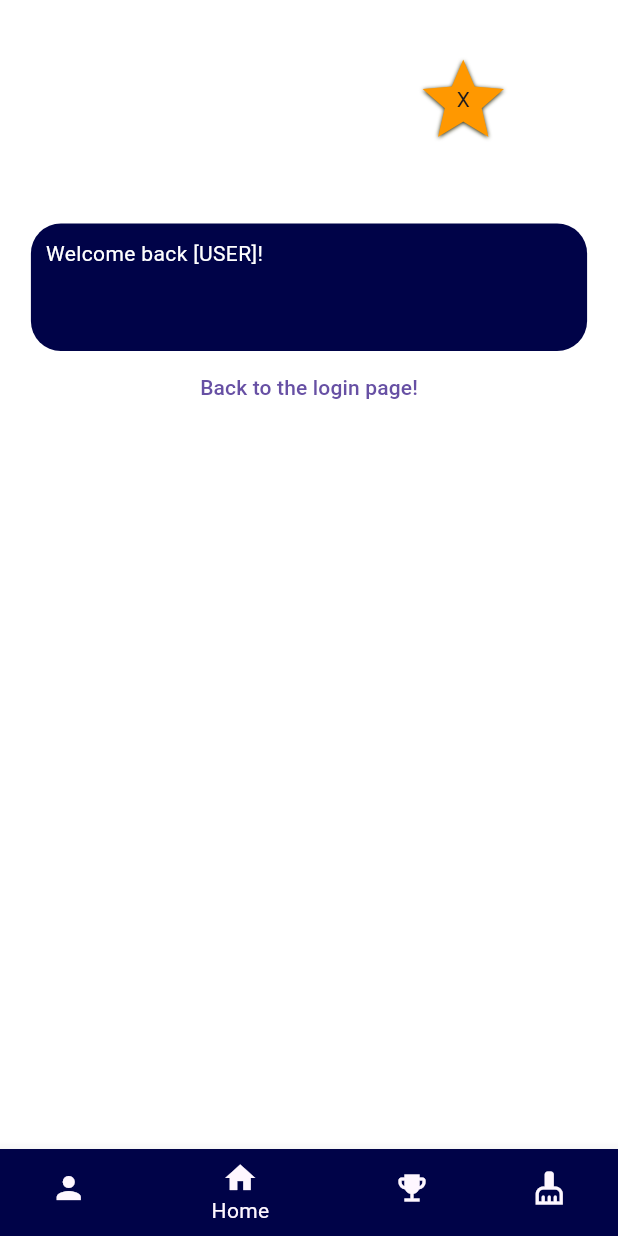
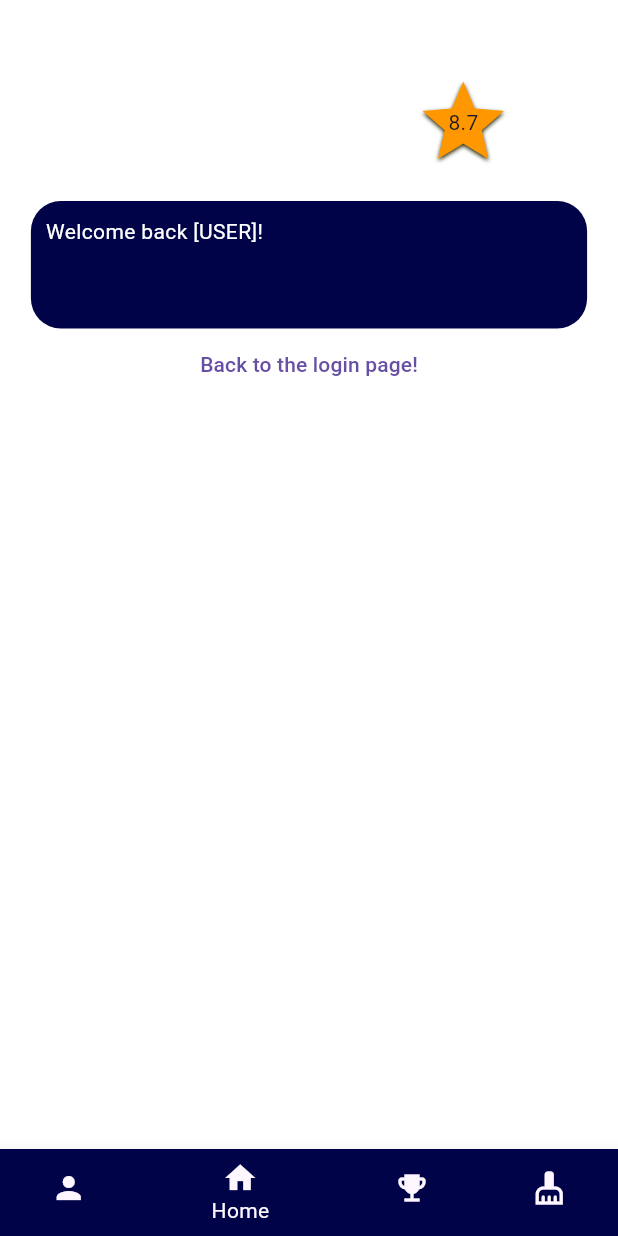
Before and after one commit to NikoItanen/FreshSwipe, a Flutter app: the screen it shows after launch, after a tap on "Log In", on a phone screen of 412 x 824 dp. Run offline on Flutter 3.47's test engine with Material 3 defaults, Android fonts, the phone set to English and light mode, and no system bars.

```diff
--- a/lib/cleaning_page.dart
+++ /dev/null
@@ -1,45 +0,0 @@
-import 'package:flutter/material.dart';
-import 'package:freshswipe/widgets/navbar.dart';
-
-class CleaningPage extends StatefulWidget {
-  const CleaningPage ({super.key});
-
-  @override
-  State<CleaningPage> createState() => _CleaningPage();
-}
-
-class _CleaningPage extends State<CleaningPage> {
-int _selectedIndex = 3;
-
-  void _onItemTapped(int index) {
-    setState(() {
-      _selectedIndex = index;
-    });
-
-  switch (index) {
-    case 0:
-      Navigator.pushNamed(context, '/user');
-      break;
-    case 1:
-      Navigator.pushNamed(context, '/menupage');
-      break;
-    case 2:
-      Navigator.pushNamed(context, '/rewards');
-      break;
-    case 3:
-      Navigator.pushNamed(context, '/cleaning');
-      break;
-  }
-}
-
-  @override
-  Widget build(BuildContext context) {
-    return MaterialApp(
-      title: "FreshSwipe",
-      home: Scaffold(
-        body: const Center(child: Text("This is the cleaning page"),),
-        bottomNavigationBar: CustomBottomNavigationBar(selectedIndex: _selectedIndex, onItemTapped: _onItemTapped),
-      ),
-    );
-  }
-}
--- a/lib/main.dart
+++ b/lib/main.dart
@@ -1,7 +1,7 @@
 import 'package:flutter/material.dart';
 import 'menu_page.dart';
 import 'login_page.dart';
-import 'cleaning_page.dart';
+import 'room_page.dart';
 import 'user_page.dart';
 import 'rewards_page.dart';
 
@@ -16,14 +16,14 @@ class FreshSwipe extends StatelessWidget {
   Widget build(BuildContext context) {
     return MaterialApp(
         debugShowCheckedModeBanner: false,
-        theme: ThemeData(primaryColor: Colors.green),
+        theme: ThemeData(primaryColor: Colors.blue),
         home: const LoginPage(),
         routes: {
           '/menupage': (context) => const MenuPage(),
           '/loginpage': (context) => const LoginPage(),
           '/user': (context) => const UserPage(),
           '/rewards': (context) => const RewardPage(),
-          '/cleaning': (context) => const CleaningPage()
+          '/rooms': (context) => const RoomsPage()
         });
   }
 }
--- a/lib/menu_page.dart
+++ b/lib/menu_page.dart
@@ -1,5 +1,6 @@
 import 'package:flutter/material.dart';
-import 'package:freshswipe/widgets/navbar.dart';
+import 'package:freshswipe/widgets/global/navbar.dart';
+import 'package:freshswipe/widgets/global/cleanliness_star.dart';
 
 class MenuPage extends StatefulWidget {
   const MenuPage({super.key});
@@ -27,7 +28,7 @@ class _MenuPage extends State<MenuPage> {
       Navigator.pushNamed(context, '/rewards');
       break;
     case 3:
-      Navigator.pushNamed(context, '/cleaning');
+      Navigator.pushNamed(context, '/rooms');
       break;
   }
 }
@@ -49,31 +50,8 @@ class _MenuPage extends State<MenuPage> {
                   child: Column(
                     mainAxisAlignment: MainAxisAlignment.start,
                     children: [
-                      const Align(
-                        alignment: Alignment.centerRight,
-                        child: Padding(
-                          padding: EdgeInsets.only(right: 50, bottom: 50),
-                          child: SizedBox(
-                              width: 65,
-                              height: 65,
-                              child: Stack(
-                                children: <Widget>[
-                                  Icon(
-                                    Icons.star,
-                                    size: 65,
-                                    color: Colors.orange,
-                                    shadows: [
-                                      Shadow(
-                                          color: Color.fromARGB(255, 36, 35, 0),
-                                          blurRadius: 3,
-                                          offset: Offset(0, 1))
-                                    ],
-                                  ),
-                                  Center(child: Text("X"))
-                                ],
-                              )),
-                        ),
-                      ),
+                      TotalCleanlinessStar(),
+                      const SizedBox(height: 20),
                       Container(
                         width: double.infinity,
                         height: 85,
--- a/lib/rewards_page.dart
+++ b/lib/rewards_page.dart
@@ -1,5 +1,5 @@
 import 'package:flutter/material.dart';
-import 'package:freshswipe/widgets/navbar.dart';
+import 'package:freshswipe/widgets/global/navbar.dart';
 
 class RewardPage extends StatefulWidget {
   const RewardPage ({super.key});
@@ -27,7 +27,7 @@ int _selectedIndex = 2;
       Navigator.pushNamed(context, '/rewards');
       break;
     case 3:
-      Navigator.pushNamed(context, '/cleaning');
+      Navigator.pushNamed(context, '/rooms');
       break;
   }
 }
--- /dev/null
+++ b/lib/widgets/global/cleanliness_star.dart
@@ -0,0 +1,38 @@
+import 'package:flutter/material.dart';
+
+class TotalCleanlinessStar extends StatelessWidget {
+  double cleanlinessRate = 8.7;
+
+  TotalCleanlinessStar({
+    super.key});
+
+  @override
+  Widget build(BuildContext context) {
+    return Align(
+      alignment: Alignment.centerRight,
+      child: Padding(
+        padding: const EdgeInsets.only(right: 50, left: 50),
+        child: SizedBox(
+          width: 65,
+          height: 65,
+          child: Stack(
+            children: <Widget>[
+              const Icon(
+                Icons.star,
+                size: 65,
+                color: Colors.orange,
+                shadows: [
+                  Shadow(
+                    blurRadius: 3,
+                    color: Color.fromARGB(255, 36, 35, 0),
+                    offset: Offset(0, 1))
+                ],
+              ),
+              Center(child: Text(cleanlinessRate.toString()),)
+            ],
+          )
+        )
+      )
+      );
+  }
+}
```
Also changed, not shown: lib/room_page.dart (added, +75 -0 lines), lib/user_page.dart (+92 -5 lines), lib/widgets/roomwidgets/room_dialog.dart (added, +40 -0 lines), lib/widgets/global/navbar.dart (renamed from lib/widgets/navbar.dart).
